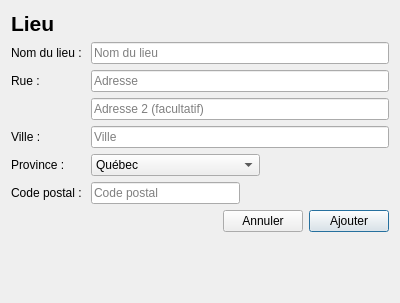
Old version of the form GUI/lieu.ui in the repository samueldrouin/PyGuide.
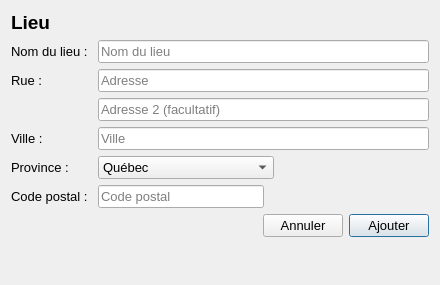
New version of the form.

Commit message: Changement de la police pour Segoe UI pour une meilleure apparence sur Windows

```diff
--- a/GUI/lieu.ui
+++ b/GUI/lieu.ui
@@ -6,10 +6,22 @@
    <rect>
     <x>0</x>
     <y>0</y>
-    <width>400</width>
-    <height>303</height>
+    <width>440</width>
+    <height>285</height>
    </rect>
   </property>
+  <property name="minimumSize">
+   <size>
+    <width>440</width>
+    <height>285</height>
+   </size>
+  </property>
+  <property name="font">
+   <font>
+    <family>Segoe UI</family>
+    <pointsize>10</pointsize>
+   </font>
+  </property>
   <property name="windowTitle">
    <string>Form</string>
   </property>
@@ -24,7 +36,7 @@
      </property>
      <property name="font">
       <font>
-       <pointsize>16</pointsize>
+       <pointsize>14</pointsize>
        <weight>75</weight>
        <bold>true</bold>
       </font>
```
The commit also changes 19 other files.
